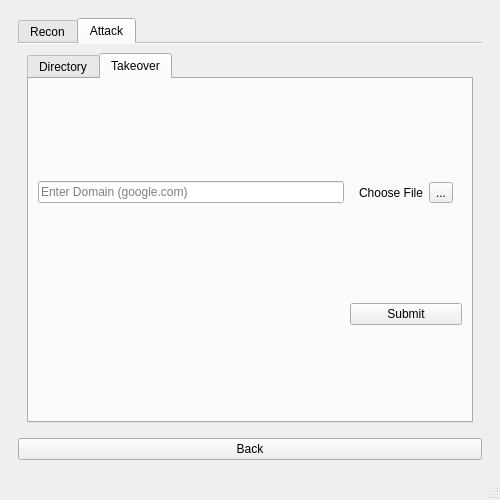
Graduti0n-Pr0ject/pen-testing-Program, file design.ui: the form before one commit.
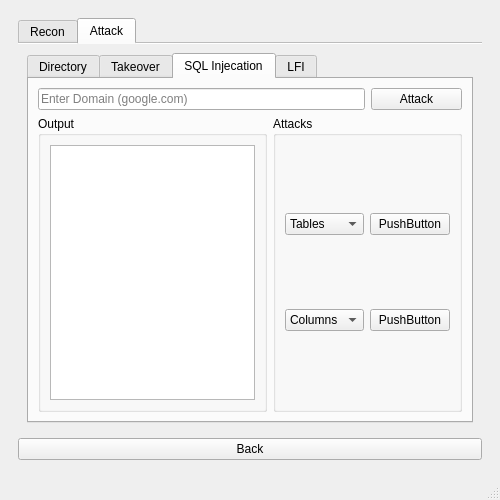
The form after the commit. The open tabs and pages were chosen to show the change. Icons and pictures are not drawn.

The edit to the form file:
```diff
--- a/design.ui
+++ b/design.ui
@@ -485,6 +485,107 @@
                 </item>
                </layout>
               </widget>
+              <widget class="QWidget" name="tab">
+               <attribute name="title">
+                <string>SQL Injecation</string>
+               </attribute>
+               <layout class="QGridLayout" name="gridLayout_14">
+                <item row="0" column="0" colspan="2">
+                 <widget class="QLineEdit" name="domainEdit_2">
+                  <property name="placeholderText">
+                   <string>Enter Domain (google.com)</string>
+                  </property>
+                 </widget>
+                </item>
+                <item row="0" column="2">
+                 <widget class="QPushButton" name="pushButton_3">
+                  <property name="text">
+                   <string>Attack</string>
+                  </property>
+                 </widget>
+                </item>
+                <item row="1" column="0">
+                 <widget class="QGroupBox" name="groupBox_3">
+                  <property name="title">
+                   <string>Output</string>
+                  </property>
+                  <layout class="QGridLayout" name="gridLayout_13">
+                   <item row="0" column="0">
+                    <widget class="QListWidget" name="listWidget"/>
+                   </item>
+                  </layout>
+                 </widget>
+                </item>
+                <item row="1" column="1" colspan="2">
+                 <widget class="QGroupBox" name="groupBox_2">
+                  <property name="title">
+                   <string>Attacks</string>
+                  </property>
+                  <layout class="QGridLayout" name="gridLayout_12">
+                   <item row="0" column="0">
+                    <widget class="QComboBox" name="comboBox">
+                     <item>
+                      <property name="text">
+                       <string>Tables</string>
+                      </property>
+                     </item>
+                    </widget>
+                   </item>
+                   <item row="0" column="1">
+                    <widget class="QPushButton" name="pushButton">
+                     <property name="text">
+                      <string>PushButton</string>
+                     </property>
+                    </widget>
+                   </item>
+                   <item row="1" column="0">
+                    <widget class="QComboBox" name="comboBox_2">
+                     <item>
+                      <property name="text">
+                       <string>Columns</string>
+                      </property>
+                     </item>
+                    </widget>
+                   </item>
+                   <item row="1" column="1">
+                    <widget class="QPushButton" name="pushButton_4">
+                     <property name="text">
+                      <string>PushButton</string>
+                     </property>
+                    </widget>
+                   </item>
+                  </layout>
+                 </widget>
+                </item>
+               </layout>
+              </widget>
+              <widget class="QWidget" name="tab_2">
+               <attribute name="title">
+                <string>LFI</string>
+               </attribute>
+               <layout class="QGridLayout" name="gridLayout_22">
+                <item row="0" column="0" colspan="2">
+                 <widget class="QLineEdit" name="domainEdit_5">
+                  <property name="placeholderText">
+                   <string>Enter Domain (google.com)</string>
+                  </property>
+                 </widget>
+                </item>
+                <item row="0" column="2">
+                 <widget class="QPushButton" name="pushButton_9">
+                  <property name="text">
+                   <string>Attack</string>
+                  </property>
+                 </widget>
+                </item>
+                <item row="1" column="0">
+                 <widget class="QListWidget" name="listWidget_3"/>
+                </item>
+                <item row="1" column="1" colspan="2">
+                 <widget class="QListWidget" name="listWidget_4"/>
+                </item>
+               </layout>
+              </widget>
              </widget>
             </item>
            </layout>
```
Left out of the diff: 4 changed lines with no effect on the pictures.
